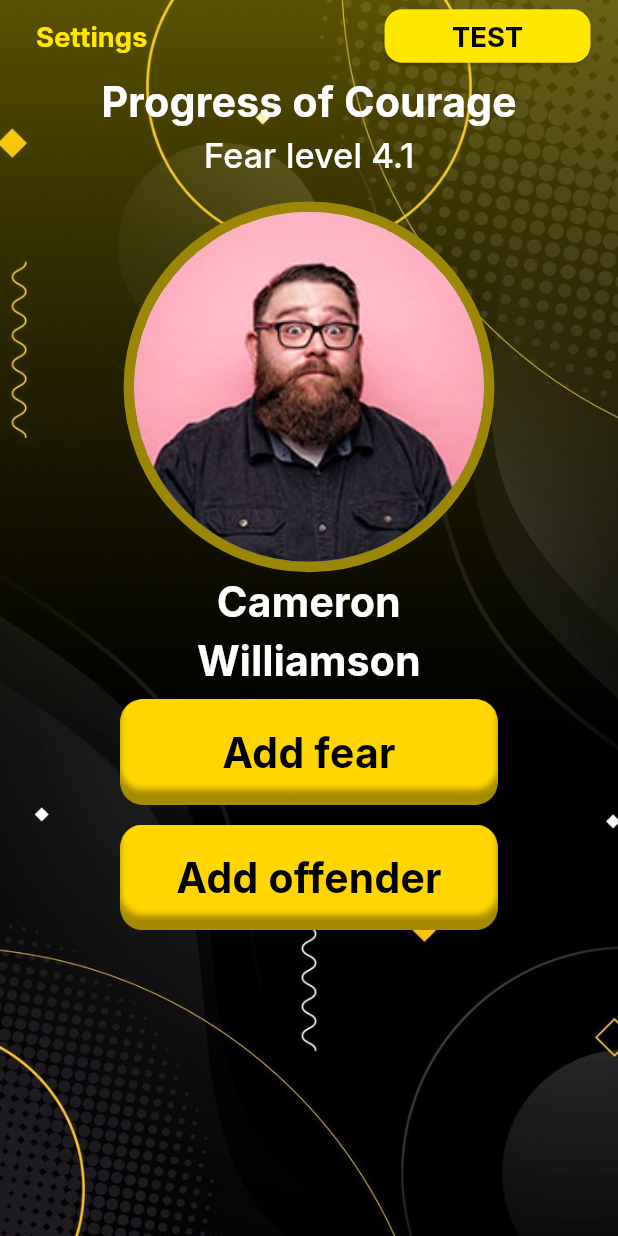
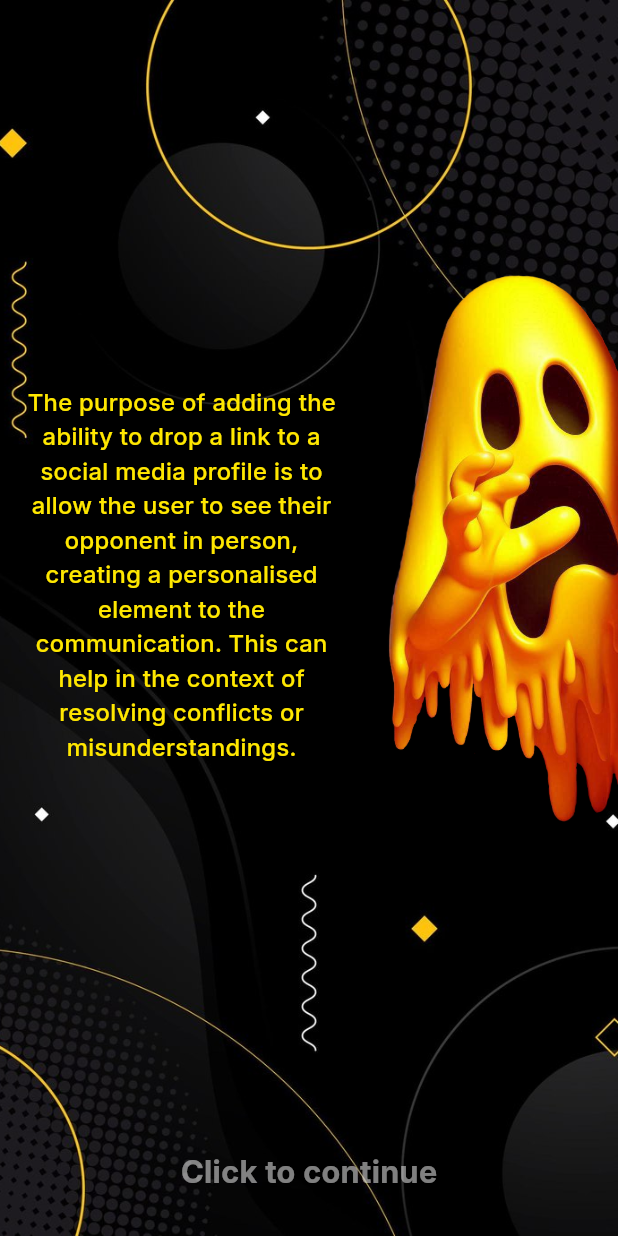
Before and after one commit to ibrahimsiam25/betfair, a Flutter app: the HomeView screen opened directly, after a tap on "Add offender", on a phone screen of 412 x 824 dp. Run offline on Flutter 3.47's test engine with Material 3 defaults, Android fonts, the light colour scheme and no system bars; our stand-ins replace flutter_screenutil, flutter_svg, go_router, persistent_bottom_nav_bar, shared_preferences; accounts and stored records are empty.

Commit message:
Setup Offender.

```diff
--- a/lib/core/constants/app_assets.dart
+++ b/lib/core/constants/app_assets.dart
@@ -49,6 +49,10 @@ class Assets {
   /// Assets for imagesNumberback
   /// assets/images/numberback.png
   static const String imagesNumberback = "assets/images/numberback.png";
+
+  /// Assets for imagesOffender
+  /// assets/images/offender.png
+  static const String imagesOffender = "assets/images/offender.png";
 
   /// Assets for imagesOnBoarding1
   /// assets/images/onBoarding_1.png
--- a/lib/core/routes/app_router.dart
+++ b/lib/core/routes/app_router.dart
@@ -1,4 +1,7 @@
 import 'package:betfair/features/home/views/bottom_nav_bar.dart';
+import 'package:betfair/features/offender/views/offender_view.dart';
+import 'package:betfair/features/offender/widgets/offender_name_and_cause.dart';
+import 'package:betfair/features/offender/widgets/offender_socials.dart';
 import 'package:betfair/features/onboarding/views/onboarding_view.dart';
 import 'package:betfair/features/settings/views/settings_view.dart';
 import 'package:betfair/features/test/views/instructions_view.dart';
@@ -23,7 +26,10 @@ abstract class AppRouter {
   static const String kSituation = '/situation';
   static const String kSituationSave = '/situationSave';
   static const String kSituationFinal = '/situationFinal';
-  static const String Ksettings = '/settings';
+  static const String kSettings = '/settings';
+  static const String kOffender = '/offender';
+  static const String kOffenderName = '/offenderName';
+  static const String kOffenderSocilas = '/offenderSocilas';
 
   static final router = GoRouter(
     routes: [
@@ -74,7 +80,7 @@ abstract class AppRouter {
             );
           }),
       GoRoute(
-          path: Ksettings,
+          path: kSettings,
           builder: (context, state) {
             return const SettingsView();
           }),
@@ -82,7 +88,22 @@ abstract class AppRouter {
           path: kSituationFinal,
           builder: (context, state) {
             return const SituationFinalView();
-          })
+          }),
+      GoRoute(
+          path: kOffender,
+          builder: (context, state) {
+            return const OffenderView();
+          }),
+      GoRoute(
+          path: kOffenderName,
+          builder: (context, state) {
+            return const OffenderNameAndCause();
+          }),
+      GoRoute(
+          path: kOffenderSocilas,
+          builder: (context, state) {
+            return const OffenderSocials();
+          }),
     ],
   );
 }
--- a/lib/features/home/widgets/home_app_bar.dart
+++ b/lib/features/home/widgets/home_app_bar.dart
@@ -17,7 +17,7 @@ class HomeAppBar extends StatelessWidget {
       children: [
         ElevatedButton(
           onPressed: () {
-            GoRouter.of(context).push(AppRouter.Ksettings);
+            GoRouter.of(context).push(AppRouter.kSettings);
           },
           style: ElevatedButton.styleFrom(
             backgroundColor: Colors.transparent,
--- a/lib/features/home/widgets/home_view_body.dart
+++ b/lib/features/home/widgets/home_view_body.dart
@@ -65,7 +65,9 @@ class HomeViewBody extends StatelessWidget {
                   ),
                   CustomButton(
                     text: "Add offender",
-                    onPressed: () {},
+                    onPressed: () {
+                      GoRouter.of(context).push(AppRouter.kOffender);
+                    },
                   )
                 ],
               ),
--- /dev/null
+++ b/lib/features/offender/views/offender_view.dart
@@ -0,0 +1,15 @@
+import 'package:flutter/material.dart';
+
+import '../../../core/widgets/custom_scaffold.dart';
+import '../widgets/offender_view_body.dart';
+
+class OffenderView extends StatelessWidget {
+  const OffenderView({super.key});
+
+  @override
+  Widget build(BuildContext context) {
+    return const CustomScaffold(
+      body: OffenderViewBody(),
+    );
+  }
+}
--- /dev/null
+++ b/lib/features/offender/widgets/offender_name_and_cause.dart
@@ -0,0 +1,14 @@
+import 'package:betfair/core/widgets/custom_scaffold.dart';
+import 'package:flutter/material.dart';
+
+class OffenderNameAndCause extends StatelessWidget {
+  const OffenderNameAndCause({super.key});
+
+  @override
+  Widget build(BuildContext context) {
+    return const CustomScaffold(
+        body: Column(
+      children: [],
+    ));
+  }
+}
--- /dev/null
+++ b/lib/features/offender/widgets/offender_socials.dart
@@ -0,0 +1,14 @@
+import 'package:betfair/core/widgets/custom_scaffold.dart';
+import 'package:flutter/material.dart';
+
+class OffenderSocials extends StatelessWidget {
+  const OffenderSocials({super.key});
+
+  @override
+  Widget build(BuildContext context) {
+    return const CustomScaffold(
+        body: Column(
+      children: [],
+    ));
+  }
+}
--- /dev/null
+++ b/lib/features/offender/widgets/offender_view_body.dart
@@ -0,0 +1,52 @@
+import 'package:betfair/core/theme/app_colors.dart';
+import 'package:flutter/material.dart';
+import 'package:flutter_screenutil/flutter_screenutil.dart';
+import 'package:go_router/go_router.dart';
+
+import '../../../core/constants/app_assets.dart';
+import '../../../core/routes/app_router.dart';
+import '../../../core/theme/app_text_styles.dart';
+
+class OffenderViewBody extends StatelessWidget {
+  const OffenderViewBody({super.key});
+
+  @override
+  Widget build(BuildContext context) {
+    return Column(
+      children: [
+        const Spacer(),
+        Row(
+          children: [
+            SizedBox(width: 16.w),
+            Text(
+              'The purpose of adding the\nability to drop a link to a\nsocial media profile is to\nallow the user to see their\nopponent in person,\ncreating a personalised\nelement to the\ncommunication. This can\nhelp in the context of\nresolving conflicts or\nmisunderstandings.',
+              textAlign: TextAlign.center,
+              style: AppTextStyles.fontPrimaryW500.copyWith(
+                fontSize: 14.sp,
+              ),
+            ),
+            const Spacer(),
+            Image.asset(
+              Assets.imagesOffender,
+              width: 150.w,
+            ),
+          ],
+        ),
+        const Spacer(),
+        InkWell(
+          onTap: () {
+            GoRouter.of(context).push(AppRouter.kOffenderName);
+          },
+          child: Text(
+            'Click to continue',
+            style: AppTextStyles.fontWhiteW700.copyWith(
+              color: AppColors.white.withOpacity(0.5),
+              fontSize: 18.sp,
+            ),
+          ),
+        ),
+        SizedBox(height: 24.h),
+      ],
+    );
+  }
+}
```
Also changed, not shown: assets/images/offender.png (added).
